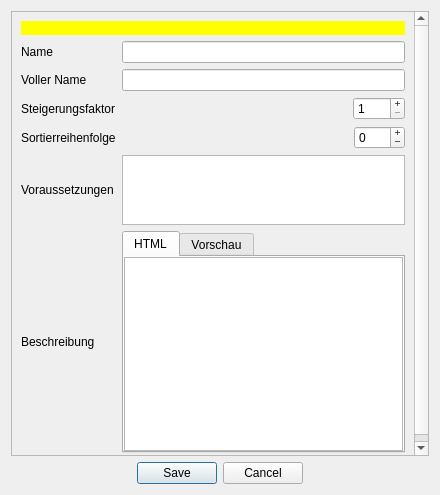
First picture: the form in designer/DatenbankEditEnergie.ui, repository Aeolitus/Sephrasto, before the edit.
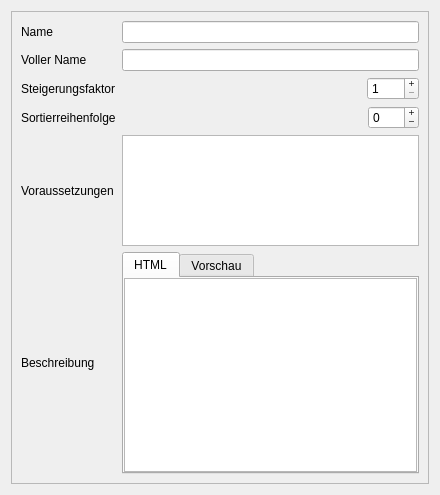
Second picture: the form after the edit.

What changed in the file:
```diff
--- a/designer/DatenbankEditEnergie.ui
+++ b/designer/DatenbankEditEnergie.ui
@@ -1,10 +1,7 @@
 <?xml version="1.0" encoding="UTF-8"?>
 <ui version="4.0">
  <class>dialog</class>
- <widget class="QDialog" name="dialog">
-  <property name="windowModality">
-   <enum>Qt::ApplicationModal</enum>
-  </property>
+ <widget class="QWidget" name="dialog">
   <property name="geometry">
    <rect>
     <x>0</x>
@@ -16,21 +13,8 @@
   <property name="windowTitle">
    <string>Sephrasto - Energie bearbeiten...</string>
   </property>
-  <layout class="QGridLayout" name="gridLayout_2">
-   <item row="1" column="0">
-    <widget class="QDialogButtonBox" name="buttonBox">
-     <property name="orientation">
-      <enum>Qt::Horizontal</enum>
-     </property>
-     <property name="standardButtons">
-      <set>QDialogButtonBox::Cancel|QDialogButtonBox::Save</set>
-     </property>
-     <property name="centerButtons">
-      <bool>true</bool>
-     </property>
-    </widget>
-   </item>
-   <item row="0" column="0">
+  <layout class="QVBoxLayout" name="verticalLayout_3">
+   <item>
     <widget class="QScrollArea" name="scrollArea">
      <property name="widgetResizable">
       <bool>true</bool>
@@ -40,82 +24,12 @@
        <rect>
         <x>0</x>
         <y>0</y>
-        <width>420</width>
-        <height>446</height>
+        <width>416</width>
+        <height>471</height>
        </rect>
       </property>
       <layout class="QGridLayout" name="gridLayout">
-       <item row="1" column="0">
-        <widget class="QLabel" name="label">
-         <property name="text">
-          <string>Name</string>
-         </property>
-        </widget>
-       </item>
-       <item row="1" column="1">
-        <widget class="QLineEdit" name="leName"/>
-       </item>
-       <item row="2" column="0">
-        <widget class="QLabel" name="label_3">
-         <property name="text">
-          <string>Voller Name</string>
-         </property>
-        </widget>
-       </item>
-       <item row="2" column="1">
-        <widget class="QLineEdit" name="leAnzeigeName"/>
-       </item>
-       <item row="3" column="0">
-        <widget class="QLabel" name="label_2">
-         <property name="text">
-          <string>Steigerungsfaktor</string>
-         </property>
-        </widget>
-       </item>
        <item row="3" column="1">
-        <layout class="QHBoxLayout" name="horizontalLayout_2">
-         <item>
-          <spacer name="horizontalSpacer">
-           <property name="orientation">
-            <enum>Qt::Horizontal</enum>
-           </property>
-           <property name="sizeHint" stdset="0">
-            <size>
-             <width>40</width>
-             <height>20</height>
-            </size>
-           </property>
-          </spacer>
-         </item>
-         <item>
-          <widget class="QSpinBox" name="spinSF">
-           <property name="minimumSize">
-            <size>
-             <width>52</width>
-             <height>0</height>
-            </size>
-           </property>
-           <property name="buttonSymbols">
-            <enum>QAbstractSpinBox::PlusMinus</enum>
-           </property>
-           <property name="minimum">
-            <number>1</number>
-           </property>
-           <property name="maximum">
-            <number>999</number>
-           </property>
-          </widget>
-         </item>
-        </layout>
-       </item>
-       <item row="4" column="0">
-        <widget class="QLabel" name="label_4">
-         <property name="text">
-          <string>Sortierreihenfolge</string>
-         </property>
-        </widget>
-       </item>
-       <item row="4" column="1">
         <layout class="QHBoxLayout" name="horizontalLayout">
          <item>
           <spacer name="horizontalSpacer_2">
@@ -148,14 +62,41 @@
          </item>
         </layout>
        </item>
-       <item row="5" column="0">
+       <item row="4" column="0">
         <widget class="QLabel" name="label_6">
          <property name="text">
           <string>Voraussetzungen</string>
          </property>
         </widget>
        </item>
-       <item row="5" column="1">
+       <item row="0" column="1">
+        <widget class="QLineEdit" name="leName"/>
+       </item>
+       <item row="2" column="0">
+        <widget class="QLabel" name="label_2">
+         <property name="text">
+          <string>Steigerungsfaktor</string>
+         </property>
+        </widget>
+       </item>
+       <item row="1" column="0">
+        <widget class="QLabel" name="label_3">
+         <property name="text">
+          <string>Voller Name</string>
+         </property>
+        </widget>
+       </item>
+       <item row="1" column="1">
+        <widget class="QLineEdit" name="leAnzeigeName"/>
+       </item>
+       <item row="5" column="0">
+        <widget class="QLabel" name="label_5">
+         <property name="text">
+          <string>Beschreibung</string>
+         </property>
+        </widget>
+       </item>
+       <item row="4" column="1">
         <widget class="QPlainTextEdit" name="teVoraussetzungen">
          <property name="maximumSize">
           <size>
@@ -168,14 +109,57 @@
          </property>
         </widget>
        </item>
-       <item row="6" column="0">
-        <widget class="QLabel" name="label_5">
+       <item row="2" column="1">
+        <layout class="QHBoxLayout" name="horizontalLayout_2">
+         <item>
+          <spacer name="horizontalSpacer">
+           <property name="orientation">
+            <enum>Qt::Horizontal</enum>
+           </property>
+           <property name="sizeHint" stdset="0">
+            <size>
+             <width>40</width>
+             <height>20</height>
+            </size>
+           </property>
+          </spacer>
+         </item>
+         <item>
+          <widget class="QSpinBox" name="spinSF">
+           <property name="minimumSize">
+            <size>
+             <width>52</width>
+             <height>0</height>
+            </size>
+           </property>
+           <property name="buttonSymbols">
+            <enum>QAbstractSpinBox::PlusMinus</enum>
+           </property>
+           <property name="minimum">
+            <number>1</number>
+           </property>
+           <property name="maximum">
+            <number>999</number>
+           </property>
+          </widget>
+         </item>
+        </layout>
+       </item>
+       <item row="0" column="0">
+        <widget class="QLabel" name="label">
          <property name="text">
-          <string>Beschreibung</string>
+          <string>Name</string>
          </property>
         </widget>
        </item>
-       <item row="6" column="1">
+       <item row="3" column="0">
+        <widget class="QLabel" name="label_4">
+         <property name="text">
+          <string>Sortierreihenfolge</string>
+         </property>
+        </widget>
+       </item>
+       <item row="5" column="1">
         <widget class="QTabWidget" name="tabWidget">
          <property name="currentIndex">
           <number>0</number>
@@ -236,22 +220,6 @@
          </widget>
         </widget>
        </item>
-       <item row="0" column="0" colspan="2">
-        <widget class="QLabel" name="warning">
-         <property name="visible">
-          <bool>true</bool>
-         </property>
-         <property name="styleSheet">
-          <string notr="true">background-color: rgb(255, 255, 0); color: black;</string>
-         </property>
-         <property name="text">
-          <string/>
-         </property>
-         <property name="wordWrap">
-          <bool>true</bool>
-         </property>
-        </widget>
-       </item>
       </layout>
      </widget>
     </widget>
```
Left out of the diff: 35 changed lines with no effect on the pictures.
